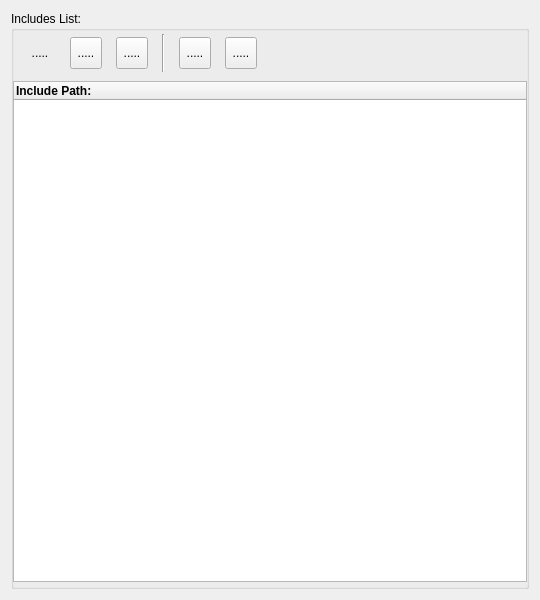
The window that sources/lusan/view/si/ui/SIIncludeList.ui (aregtech/areg-sdk-tools) describes before a commit, drawn with Qt 5.
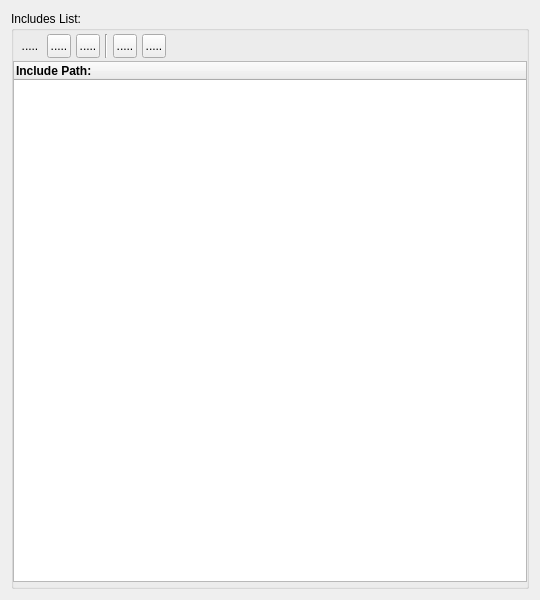
The same window after the commit. Icons and pictures are not drawn.

What changed in the file:
```diff
--- a/sources/lusan/view/si/ui/SIIncludeList.ui
+++ b/sources/lusan/view/si/ui/SIIncludeList.ui
@@ -24,32 +24,38 @@
        <rect>
         <x>5</x>
         <y>21</y>
-        <width>371</width>
-        <height>41</height>
-       </rect>
-      </property>
-      <widget class="QWidget" name="horizontalLayoutWidget">
-       <property name="geometry">
-        <rect>
-         <x>0</x>
-         <y>2</y>
-         <width>251</width>
-         <height>38</height>
+        <width>152</width>
+        <height>28</height>
         </rect>
        </property>
        <layout class="QHBoxLayout" name="horizontalLayout">
+       <property name="spacing">
+        <number>5</number>
+       </property>
+       <property name="leftMargin">
+        <number>2</number>
+       </property>
+       <property name="topMargin">
+        <number>2</number>
+       </property>
+       <property name="rightMargin">
+        <number>2</number>
+       </property>
+       <property name="bottomMargin">
+        <number>2</number>
+       </property>
         <item>
          <widget class="QToolButton" name="toolAddElem">
           <property name="maximumSize">
            <size>
-            <width>32</width>
-            <height>32</height>
+           <width>24</width>
+           <height>24</height>
            </size>
           </property>
           <property name="baseSize">
            <size>
-            <width>32</width>
-            <height>32</height>
+           <width>24</width>
+           <height>24</height>
            </size>
           </property>
           <property name="cursor">
@@ -86,14 +92,14 @@
          <widget class="QToolButton" name="toolDeleteElem">
           <property name="maximumSize">
            <size>
-            <width>32</width>
-            <height>32</height>
+           <width>24</width>
+           <height>24</height>
            </size>
           </property>
           <property name="baseSize">
            <size>
-            <width>32</width>
-            <height>32</height>
+           <width>24</width>
+           <height>24</height>
            </size>
           </property>
           <property name="cursor">
@@ -127,14 +133,14 @@
          <widget class="QToolButton" name="toolInsertElem">
           <property name="maximumSize">
            <size>
-            <width>32</width>
-            <height>32</height>
+           <width>24</width>
+           <height>24</height>
            </size>
           </property>
           <property name="baseSize">
            <size>
-            <width>32</width>
-            <height>32</height>
+           <width>24</width>
+           <height>24</height>
            </size>
           </property>
           <property name="cursor">
@@ -166,6 +172,18 @@
         </item>
         <item>
          <widget class="Line" name="line_2">
+         <property name="maximumSize">
+          <size>
+           <width>24</width>
+           <height>24</height>
+          </size>
+         </property>
+         <property name="baseSize">
+          <size>
+           <width>24</width>
+           <height>24</height>
+          </size>
+         </property>
           <property name="orientation">
            <enum>Qt::Orientation::Vertical</enum>
           </property>
@@ -175,14 +193,14 @@
          <widget class="QToolButton" name="toolMoveUp">
           <property name="maximumSize">
            <size>
-            <width>32</width>
-            <height>32</height>
+           <width>24</width>
+           <height>24</height>
            </size>
           </property>
           <property name="baseSize">
            <size>
-            <width>32</width>
-            <height>32</height>
+           <width>24</width>
+           <height>24</height>
            </size>
           </property>
           <property name="cursor">
@@ -216,14 +234,14 @@
          <widget class="QToolButton" name="toolMoveDown">
           <property name="maximumSize">
            <size>
-            <width>32</width>
-            <height>32</height>
+           <width>24</width>
+           <height>24</height>
            </size>
           </property>
           <property name="baseSize">
            <size>
-            <width>32</width>
-            <height>32</height>
+           <width>24</width>
+           <height>24</height>
            </size>
           </property>
           <property name="cursor">
@@ -255,14 +273,13 @@
         </item>
        </layout>
       </widget>
-     </widget>
      <widget class="QWidget" name="horizontalLayoutWidget_2">
       <property name="geometry">
        <rect>
         <x>2</x>
-        <y>70</y>
+        <y>50</y>
         <width>521</width>
-        <height>501</height>
+        <height>521</height>
        </rect>
       </property>
       <layout class="QHBoxLayout" name="horizontalLayout_2">
```
Left out of the diff: 5 changed lines with no effect on the pictures. Lines whose indentation alone changed are shown as unchanged.
